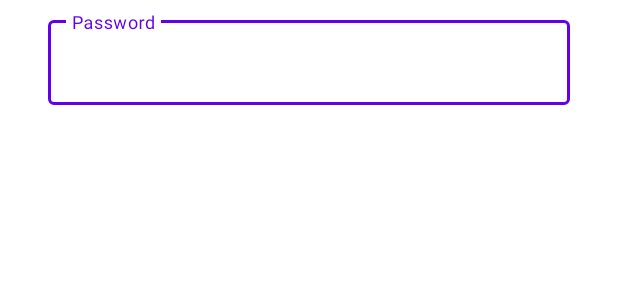
After one commit to sumanth-kumar-meesala/management-app, an Android app: the layout dialog_udpate_password.xml on its own in the app's theme, with its tools: preview values and no code run, on a phone screen of 412 x 824 dp. The commit adds this screen. Shown: the top 300 px of the screen. Run offline under Robolectric (Android 15) with nearby library versions, the phone set to English and light mode, and no system bars; network calls fail.

Commit message:
update password completed

```diff
--- /dev/null
+++ b/app/src/main/java/au/com/management/models/UpdatePasswordRequest.kt
@@ -0,0 +1,6 @@
+package au.com.management.models
+
+class UpdatePasswordRequest {
+    var email: String? = null
+    var password: String? = null
+}
--- a/app/src/main/java/au/com/management/retrofit/RetrofitService.kt
+++ b/app/src/main/java/au/com/management/retrofit/RetrofitService.kt
@@ -27,4 +27,6 @@ interface RetrofitService {
     @POST("/user/listUser")
     fun listUsers(): Call<BaseResponse<List<User>>>
 
+    @POST("/user/updatePassword")
+    fun updatePassword(@Body body: UpdatePasswordRequest): Call<BaseResponse<Any>>
 }
--- /dev/null
+++ b/app/src/main/res/layout/dialog_udpate_password.xml
@@ -0,0 +1,27 @@
+<?xml version="1.0" encoding="utf-8"?>
+<LinearLayout xmlns:android="http://schemas.android.com/apk/res/android"
+              android:orientation="vertical"
+              android:layout_width="match_parent"
+              android:background="@android:color/white"
+              android:layout_height="wrap_content">
+
+    <com.google.android.material.textfield.TextInputLayout
+            android:id="@+id/tilPassword"
+            style="@style/Widget.MaterialComponents.TextInputLayout.OutlinedBox"
+            android:layout_width="match_parent"
+            android:layout_marginStart="32dp"
+            android:layout_marginEnd="32dp"
+            android:layout_marginBottom="8dp"
+            android:layout_marginTop="8dp"
+            android:layout_height="wrap_content"
+            android:hint="@string/password">
+
+        <com.google.android.material.textfield.TextInputEditText
+                android:id="@+id/etPassword"
+                android:inputType="textPassword"
+                android:layout_width="match_parent"
+                android:layout_height="wrap_content"
+                android:maxLines="1"/>
+    </com.google.android.material.textfield.TextInputLayout>
+
+</LinearLayout>
--- a/app/src/main/res/values/strings.xml
+++ b/app/src/main/res/values/strings.xml
@@ -33,4 +33,5 @@
     <string name="camera_rationale">This app requires to access camera to capture image</string>
     <string name="answer_submitted_successfully">Answer submitted successfully</string>
     <string name="add_user">Add user</string>
+    <string name="password_updated_successfully">Password updated successfully</string>
 </resources>
```
Also changed, not shown: app/src/main/java/au/com/management/adapter/UserAdapter.kt (+69 -0 lines).
